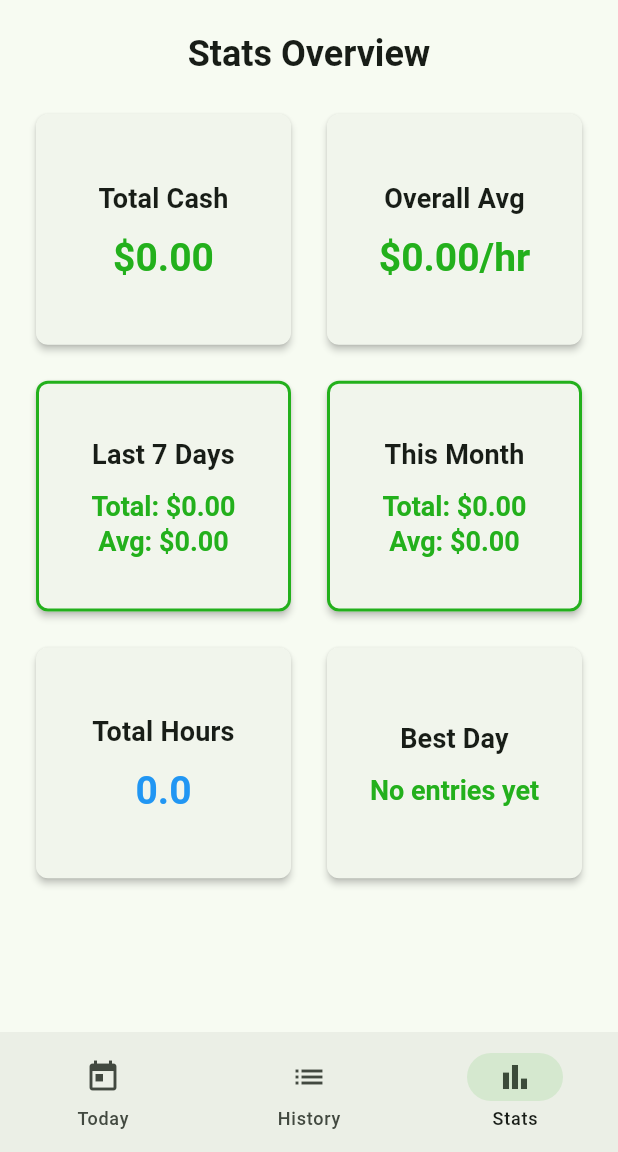
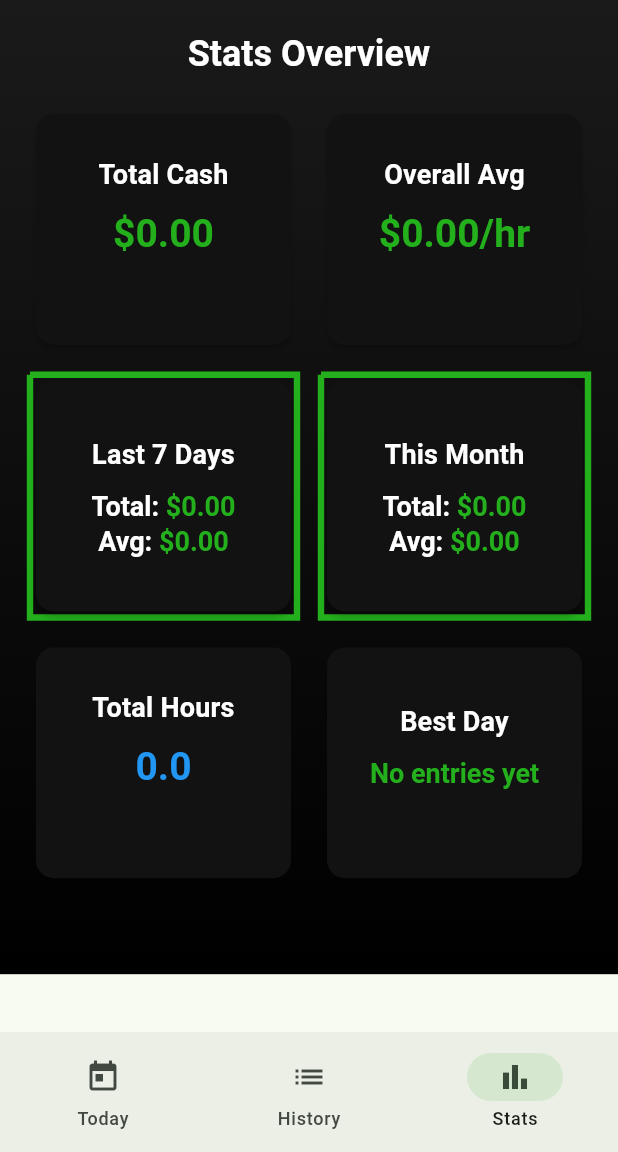
Before and after one commit to AHJS93/tiptracker, a Flutter app: the screen it shows after launch, item 3 of the bottom bar chosen, on a phone screen of 412 x 824 dp, the part 84-1236 px from its top. Run offline on Flutter 3.47's test engine with Material 3 defaults, Android fonts, the light colour scheme and no system bars; our stand-ins replace flutter_svg, hive, hive_flutter; accounts and stored records are empty.

Commit message:
-Added animations in stats page

```diff
--- a/lib/pages/stats_page.dart
+++ b/lib/pages/stats_page.dart
@@ -43,7 +43,18 @@ class StatsPage extends StatelessWidget {
         ? "No entries yet"
         : "${DateFormat('EEE, MMM d').format(bestEntry.date)}\n\$${bestEntry.cash.toStringAsFixed(2)}";
 
-    return SingleChildScrollView(
+    return Container(
+      decoration: const BoxDecoration(
+        gradient: LinearGradient(
+          begin: Alignment.topCenter,
+          end: Alignment.bottomCenter,
+          colors: [
+            Color(0xFF1A1A1A),
+            Color(0xFF000000),
+          ],
+        ),
+      ),
+      child: SingleChildScrollView(
         padding: const EdgeInsets.all(20),
         child: Column(
           children: [
@@ -52,12 +63,11 @@ class StatsPage extends StatelessWidget {
               style: Theme.of(context)
                   .textTheme
                   .headlineSmall
-                ?.copyWith(fontWeight: FontWeight.bold),
+                  ?.copyWith(fontWeight: FontWeight.bold, color: Colors.white),
             ),
 
             const SizedBox(height: 20),
 
-          // 🔥 2-column grid
             GridView.count(
               crossAxisCount: 2,
               shrinkWrap: true,
@@ -75,14 +85,12 @@ class StatsPage extends StatelessWidget {
                   value: "\$${overallAverage.toStringAsFixed(2)}/hr",
                 ),
 
-
-              // 🔥 Last 7 Days (with green border)
                 _StatCard(
                   label: "Last 7 Days",
                   value:
                       "Total: \$${weeklyCash.toStringAsFixed(2)}\nAvg: \$${weeklyAvg.toStringAsFixed(2)}",
                   isLarge: false,
-                highlight: true, // 👈 GREEN BORDER
+                  highlight: true,
                   onTap: () {
                     Navigator.push(
                       context,
@@ -93,13 +101,12 @@ class StatsPage extends StatelessWidget {
                   },
                 ),
 
-              // 🔥 This Month (with green border)
                 _StatCard(
                   label: "This Month",
                   value:
                       "Total: \$${monthlyCash.toStringAsFixed(2)}\nAvg: \$${monthlyAvg.toStringAsFixed(2)}",
                   isLarge: false,
-                highlight: true, // 👈 GREEN BORDER
+                  highlight: true,
                   onTap: () {
                     Navigator.push(
                       context,
@@ -109,6 +116,7 @@ class StatsPage extends StatelessWidget {
                     );
                   },
                 ),
+
                 _StatCard(
                   label: "Total Hours",
                   value: totalHours.toStringAsFixed(1),
@@ -125,15 +133,16 @@ class StatsPage extends StatelessWidget {
             const SizedBox(height: 40),
           ],
         ),
+      ),
     );
   }
 }
 
-class _StatCard extends StatelessWidget {
+class _StatCard extends StatefulWidget {
   final String label;
   final String value;
   final bool isLarge;
-  final bool highlight; // 👈 NEW
+  final bool highlight;
   final VoidCallback? onTap;
 
   const _StatCard({
@@ -141,40 +150,146 @@ class _StatCard extends StatelessWidget {
     required this.value,
     this.isLarge = true,
     this.onTap,
-    this.highlight = false, // 👈 NEW
+    this.highlight = false,
   });
 
+  @override
+  State<_StatCard> createState() => _StatCardState();
+}
+
+class _StatCardState extends State<_StatCard>
+    with TickerProviderStateMixin {
+  late AnimationController _tapController;
+  late AnimationController _borderController;
+  late AnimationController _pulseController;
+
+  @override
+  void initState() {
+    super.initState();
+
+    // TAP controller FIRST — prevents LateInitializationError
+    _tapController = AnimationController(
+      vsync: this,
+      duration: const Duration(milliseconds: 120),
+      lowerBound: 0.0,
+      upperBound: 0.08,
+    );
+
+    // Border animation
+    _borderController = AnimationController(
+      vsync: this,
+      duration: const Duration(milliseconds: 400),
+    );
+
+    // Pulse animation
+    _pulseController = AnimationController(
+      vsync: this,
+      duration: const Duration(milliseconds: 350),
+      lowerBound: 0.0,
+      upperBound: 1.0,
+    );
+
+    if (widget.highlight) {
+      _borderController.forward().whenComplete(() {
+        _pulseController.forward().then((_) => _pulseController.reverse());
+      });
+    }
+  }
+
+  @override
+  void dispose() {
+    _tapController.dispose();
+    _borderController.dispose();
+    _pulseController.dispose();
+    super.dispose();
+  }
+
   Color _getValueColor() {
-    if (label.contains("Cash") ||
-        label.contains("Avg") ||
-        label.contains("Best Day") ||
-        label.contains("Last 7 Days") ||
-        label.contains("This Month")) {
+    if (widget.label.contains("Cash") ||
+        widget.label.contains("Avg") ||
+        widget.label.contains("Best Day") ||
+        widget.label.contains("Last 7 Days") ||
+        widget.label.contains("This Month")) {
       return const Color.fromARGB(255, 35, 176, 28);
     }
 
-    if (label.contains("Hours")) {
+    if (widget.label.contains("Hours")) {
       return Colors.blue;
     }
 
-    return Colors.black;
+    return Colors.white;
+  }
+
+  List<TextSpan> _buildValueSpans(String text) {
+    final green = const Color.fromARGB(255, 35, 176, 28);
+
+    return text.split('\n').expand((line) {
+      if (line.startsWith("Total:")) {
+        return [
+          const TextSpan(text: "Total: ", style: TextStyle(color: Colors.white)),
+          TextSpan(
+            text: line.replaceFirst("Total: ", "") + "\n",
+            style: TextStyle(color: green),
+          ),
+        ];
+      }
+
+      if (line.startsWith("Avg:")) {
+        return [
+          const TextSpan(text: "Avg: ", style: TextStyle(color: Colors.white)),
+          TextSpan(
+            text: line.replaceFirst("Avg: ", ""),
+            style: TextStyle(color: green),
+          ),
+        ];
+      }
+
+      return [
+        TextSpan(
+          text: line + "\n",
+          style: TextStyle(color: _getValueColor()),
+        )
+      ];
+    }).toList();
   }
 
   @override
   Widget build(BuildContext context) {
-    return InkWell(
-      onTap: onTap,
-      borderRadius: BorderRadius.circular(8),
+    final scale = 1 - (_tapController.value);
+
+    return GestureDetector(
+      onTapDown: (_) => _tapController.forward(),
+      onTapUp: (_) {
+        _tapController.reverse();
+        widget.onTap?.call();
+      },
+      onTapCancel: () => _tapController.reverse(),
+      child: AnimatedBuilder(
+        animation: Listenable.merge([
+          _borderController,
+          _pulseController,
+          _tapController,
+        ]),
+        builder: (context, child) {
+          return Transform.scale(
+            scale: scale,
+            child: CustomPaint(
+              painter: _BorderPainter(
+                progress: _borderController.value,
+                pulse: _pulseController.value,
+                color: widget.highlight
+                    ? const Color.fromARGB(255, 35, 176, 28)
+                    : Colors.transparent,
+              ),
+              child: child,
+            ),
+          );
+        },
         child: Card(
+          color: const Color(0xFF121212),
           elevation: 2,
           shape: RoundedRectangleBorder(
-          borderRadius: BorderRadius.circular(8),
-          side: highlight
-              ? const BorderSide(
-                  color: Color.fromARGB(255, 35, 176, 28),
-                  width: 2,
-                )
-              : BorderSide.none,
+            borderRadius: BorderRadius.circular(12),
           ),
           child: Padding(
             padding: const EdgeInsets.symmetric(vertical: 16, horizontal: 12),
@@ -182,34 +297,88 @@ class _StatCard extends StatelessWidget {
               mainAxisAlignment: MainAxisAlignment.center,
               children: [
                 Text(
-                label,
+                  widget.label,
                   textAlign: TextAlign.center,
                   style: Theme.of(context).textTheme.titleMedium?.copyWith(
                         fontSize: 18,
                         fontWeight: FontWeight.w600,
+                        color: Colors.white,
                       ),
                 ),
 
                 const SizedBox(height: 10),
 
-              Text(
-                value,
+                RichText(
                   textAlign: TextAlign.center,
-                style: (isLarge
-                        ? Theme.of(context).textTheme.displaySmall?.copyWith(
+                  text: TextSpan(
+                    style: (widget.isLarge
+                            ? Theme.of(context)
+                                .textTheme
+                                .displaySmall
+                                ?.copyWith(
                                   fontSize: 26,
                                   fontWeight: FontWeight.bold,
+                                  color: Colors.white,
                                 )
-                        : Theme.of(context).textTheme.titleLarge?.copyWith(
+                            : Theme.of(context)
+                                .textTheme
+                                .titleLarge
+                                ?.copyWith(
                                   fontSize: 18,
                                   fontWeight: FontWeight.w600,
-                            ))
-                    ?.copyWith(color: _getValueColor()),
+                                  color: Colors.white,
+                                )),
+                    children: _buildValueSpans(widget.value),
+                  ),
                 ),
               ],
+            ),
           ),
         ),
       ),
     );
   }
 }
+
+
+class _BorderPainter extends CustomPainter {
+  final double progress;
+  final double pulse;
+  final Color color;
+
+  _BorderPainter({
+    required this.progress,
+    required this.pulse,
+    required this.color,
+  });
+
+  @override
+  void paint(Canvas canvas, Size size) {
+    if (progress == 0) return;
+
+    final baseWidth = 3.0;
+    final pulseWidth = baseWidth + (pulse * 3);
+
+    final paint = Paint()
+      ..color = color
+      ..strokeWidth = pulseWidth
+      ..style = PaintingStyle.stroke;
+
+    final rect = Rect.fromLTWH(0, 0, size.width, size.height);
+    final path = Path()..addRect(rect);
+
+    final metric = path.computeMetrics().first;
+    final extractLength = metric.length * progress;
+
+    final animatedPath = metric.extractPath(0, extractLength);
+
+    canvas.drawPath(animatedPath, paint);
+  }
+
+  @override
+  bool shouldRepaint(covariant _BorderPainter oldDelegate) {
+    return oldDelegate.progress != progress ||
+        oldDelegate.pulse != pulse ||
+        oldDelegate.color != color;
+  }
+}
```
Lines whose indentation alone changed are shown as unchanged.
